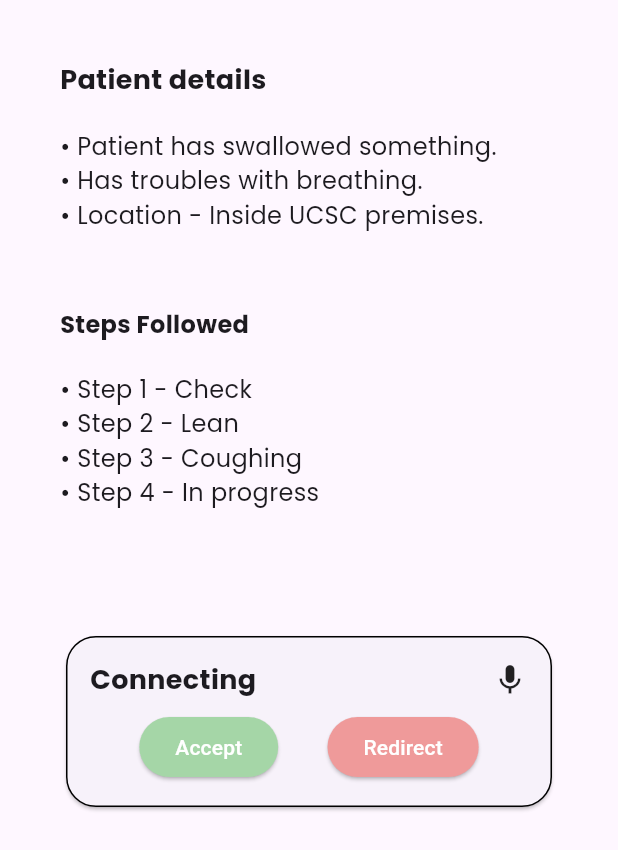
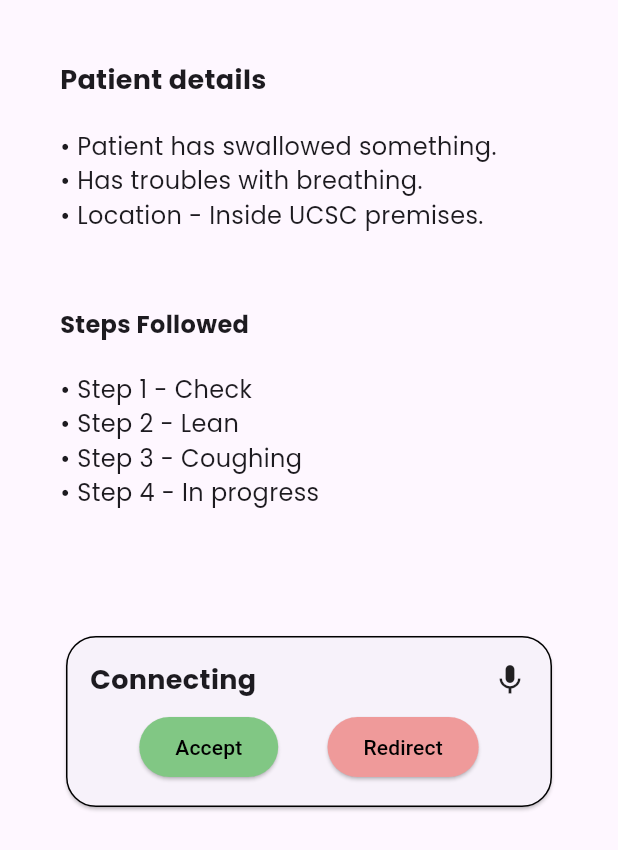
Before and after one commit to kodecosmo/mediq_emt_flutter, a Flutter app: the PatientDetailsPage screen opened directly, on a phone screen of 412 x 824 dp. Shown: the top 850 px of the screen. Run offline on Flutter 3.47's test engine with Material 3 defaults, Android fonts, the phone set to English and light mode, and no system bars; our stand-ins replace google_fonts, google_maps_flutter, permission_handler.

Commit message:
navigation updated

```diff
--- a/lib/connected_page.dart
+++ b/lib/connected_page.dart
@@ -1,6 +1,7 @@
 import 'package:flutter/material.dart';
 import 'package:google_fonts/google_fonts.dart';
 import 'package:google_maps_flutter/google_maps_flutter.dart';
+import 'package:permission_handler/permission_handler.dart';
 
 class ConnectedPage extends StatelessWidget {
   @override
--- a/lib/emt_tab_navigator.dart
+++ b/lib/emt_tab_navigator.dart
@@ -2,7 +2,6 @@ import 'package:flutter/material.dart';
 import 'notification_page.dart';
 import 'patient_details_page.dart';
 import 'connected_page.dart';
-import 'status_page.dart';
 import 'nfc_page.dart';
 
 class EMTTabNavigator extends StatelessWidget {
--- a/lib/patient_details_page.dart
+++ b/lib/patient_details_page.dart
@@ -1,7 +1,6 @@
 import 'package:flutter/material.dart';
 import 'package:google_fonts/google_fonts.dart';
 import 'connected_page.dart';
-import 'nfc_page.dart';
 
 class PatientDetailsPage extends StatelessWidget {
   @override
@@ -80,8 +79,9 @@ class PatientDetailsPage extends StatelessWidget {
                           },
                           child: Text('Accept'),
                           style: ElevatedButton.styleFrom(
-                            backgroundColor: Colors.green[200],
-                            foregroundColor: Colors.white,
+                            backgroundColor: Colors.green[300],
+                            foregroundColor: Colors.black,
+
                           ),
                         ),
 
@@ -92,7 +92,7 @@ class PatientDetailsPage extends StatelessWidget {
                           child: Text('Redirect'),
                           style: ElevatedButton.styleFrom(
                             backgroundColor: Colors.red[200],
-                            foregroundColor: Colors.white,
+                            foregroundColor: Colors.black,
                           ),
                         ),
                       ],
```
